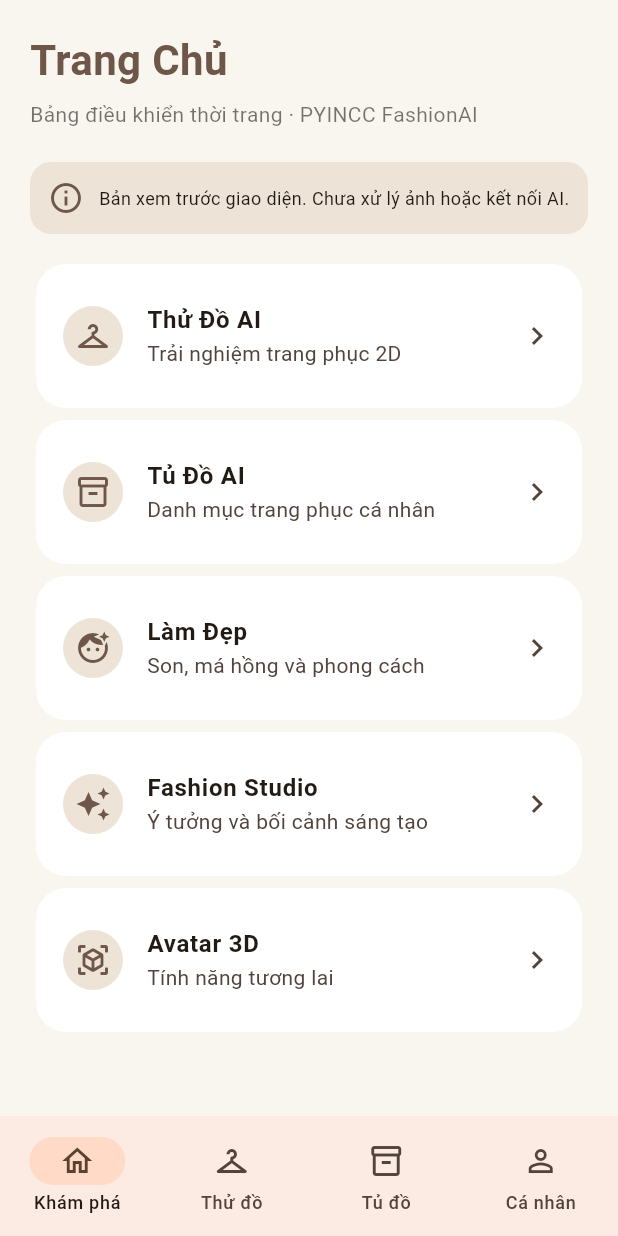
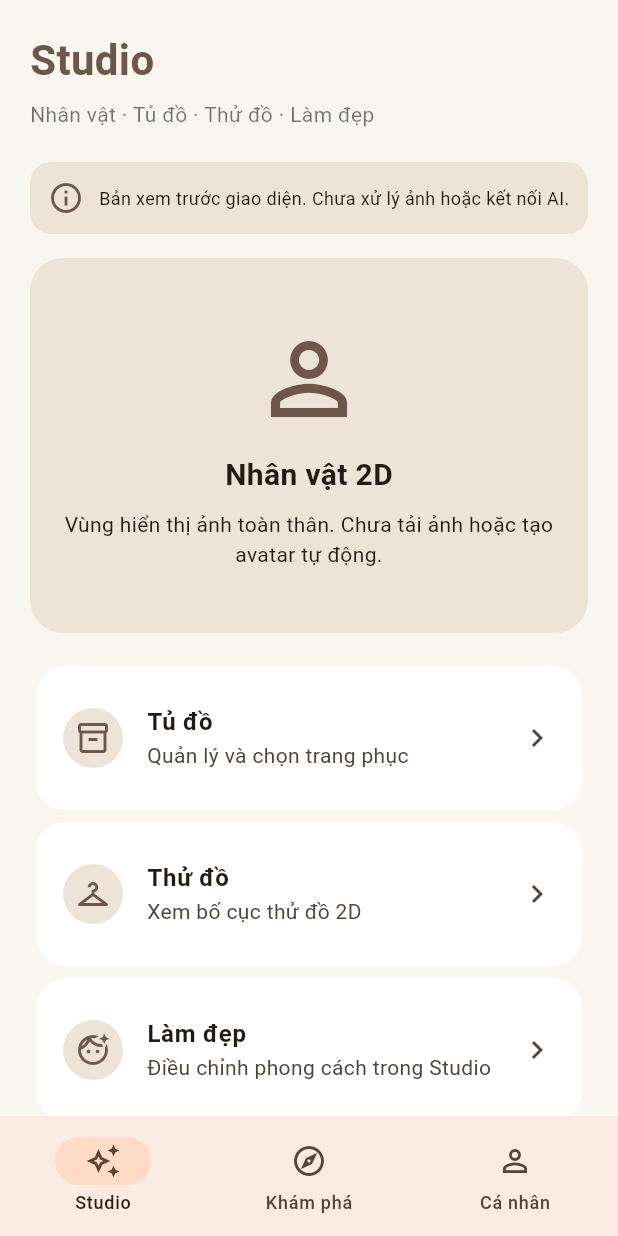
Before and after one commit to chiendollar0/PYINCC-FASHONAI, a Flutter app: the screen it shows after launch, after a tap on "Bắt đầu xem giao diện", on a phone screen of 412 x 824 dp. Run offline on Flutter 3.47's test engine with Material 3 defaults, Android fonts, the light colour scheme and no system bars.

Commit message:
refactor(ui): make Studio the central character wardrobe try-on beauty workspace

```diff
--- a/lib/main.dart
+++ b/lib/main.dart
@@ -82,21 +82,47 @@ class _HomeShellState extends State<HomeShell> {
   @override
   Widget build(BuildContext context) => Scaffold(
     body: SafeArea(child: IndexedStack(index: tab, children: [
-      Dashboard(onOpen: (i) => setState(() => tab = i)),
-      const TryOnScreen(),
-      const WardrobeScreen(),
+      const UnifiedStudioScreen(),
+      Dashboard(onOpen: (_) => setState(() => tab = 0)),
       const ProfileScreen(),
     ])),
     bottomNavigationBar: NavigationBar(
       selectedIndex: tab,
       onDestinationSelected: (i) => setState(() => tab = i),
       destinations: const [
-        NavigationDestination(icon: Icon(Icons.home_outlined), label: 'Khám phá'),
-        NavigationDestination(icon: Icon(Icons.checkroom_outlined), label: 'Thử đồ'),
-        NavigationDestination(icon: Icon(Icons.inventory_2_outlined), label: 'Tủ đồ'),
+        NavigationDestination(icon: Icon(Icons.auto_awesome_outlined), label: 'Studio'),
+        NavigationDestination(icon: Icon(Icons.explore_outlined), label: 'Khám phá'),
         NavigationDestination(icon: Icon(Icons.person_outline), label: 'Cá nhân'),
       ],
     ),
+  );
+}
+
+class UnifiedStudioScreen extends StatelessWidget {
+  const UnifiedStudioScreen({super.key});
+  @override
+  Widget build(BuildContext context) => SectionPage(
+    title: 'Studio',
+    subtitle: 'Nhân vật · Tủ đồ · Thử đồ · Làm đẹp',
+    children: [
+      const DemoNotice(),
+      const SizedBox(height: 16),
+      const PreviewPanel(icon: Icons.person_outline, title: 'Nhân vật 2D',
+        caption: 'Vùng hiển thị ảnh toàn thân. Chưa tải ảnh hoặc tạo avatar tự động.'),
+      const SizedBox(height: 18),
+      FeatureTile(icon: Icons.inventory_2_outlined, title: 'Tủ đồ',
+        detail: 'Quản lý và chọn trang phục', onTap: () => Navigator.push(context,
+          MaterialPageRoute(builder: (_) => const WardrobeScreen()))),
+      FeatureTile(icon: Icons.checkroom_outlined, title: 'Thử đồ',
+        detail: 'Xem bố cục thử đồ 2D', onTap: () => Navigator.push(context,
+          MaterialPageRoute(builder: (_) => const TryOnScreen()))),
+      FeatureTile(icon: Icons.face_retouching_natural_outlined, title: 'Làm đẹp',
+        detail: 'Điều chỉnh phong cách trong Studio', onTap: () => Navigator.push(context,
+          MaterialPageRoute(builder: (_) => const BeautyScreen()))),
+      FeatureTile(icon: Icons.view_in_ar_outlined, title: 'Avatar 3D',
+        detail: 'Tính năng tương lai, chưa có trong MVP', onTap: () => Navigator.push(context,
+          MaterialPageRoute(builder: (_) => const FutureScreen()))),
+    ],
   );
 }
 
```
